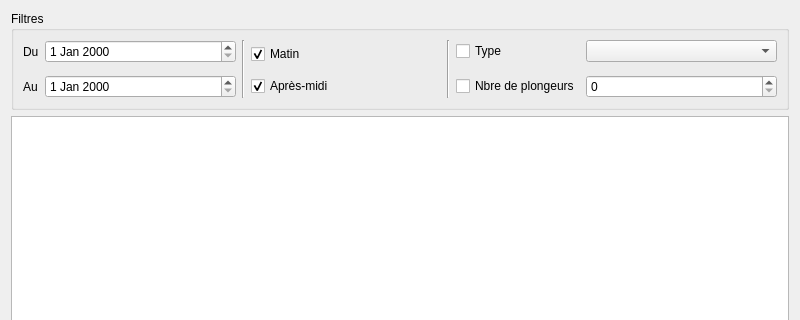
Above: CPSMPlongees/Gui/DiveSearch.ui from mathieu0c/CPSMPlongees before the change; both pictures show x 0 to 800 and y 0 to 320 of the 800 by 623 pixel window. Below: the same form after it.
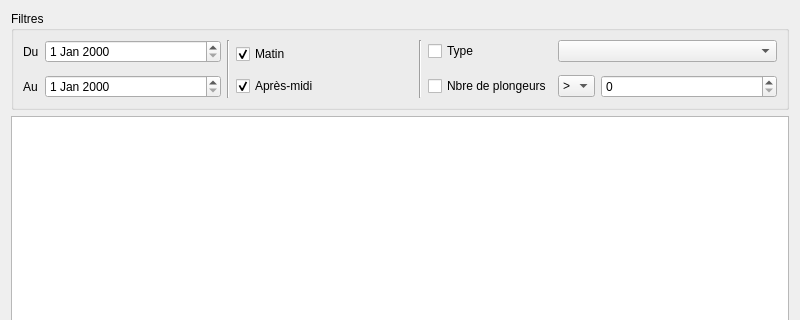
That is the form after the change.

```diff
--- a/CPSMPlongees/Gui/DiveSearch.ui
+++ b/CPSMPlongees/Gui/DiveSearch.ui
@@ -93,9 +93,6 @@
         </property>
        </widget>
       </item>
-      <item row="0" column="8">
-       <widget class="QComboBox" name="combobox_type"/>
-      </item>
       <item row="2" column="8">
        <widget class="QSpinBox" name="sb_diver_count"/>
       </item>
@@ -112,6 +109,34 @@
         </property>
        </widget>
       </item>
+      <item row="2" column="7">
+       <widget class="QComboBox" name="cb_diver_count_operator">
+        <property name="sizePolicy">
+         <sizepolicy hsizetype="Maximum" vsizetype="Fixed">
+          <horstretch>0</horstretch>
+          <verstretch>0</verstretch>
+         </sizepolicy>
+        </property>
+        <item>
+         <property name="text">
+          <string>&gt;</string>
+         </property>
+        </item>
+        <item>
+         <property name="text">
+          <string>=</string>
+         </property>
+        </item>
+        <item>
+         <property name="text">
+          <string>&lt;</string>
+         </property>
+        </item>
+       </widget>
+      </item>
+      <item row="0" column="7" colspan="2">
+       <widget class="QComboBox" name="combobox_type"/>
+      </item>
      </layout>
     </widget>
    </item>
```
